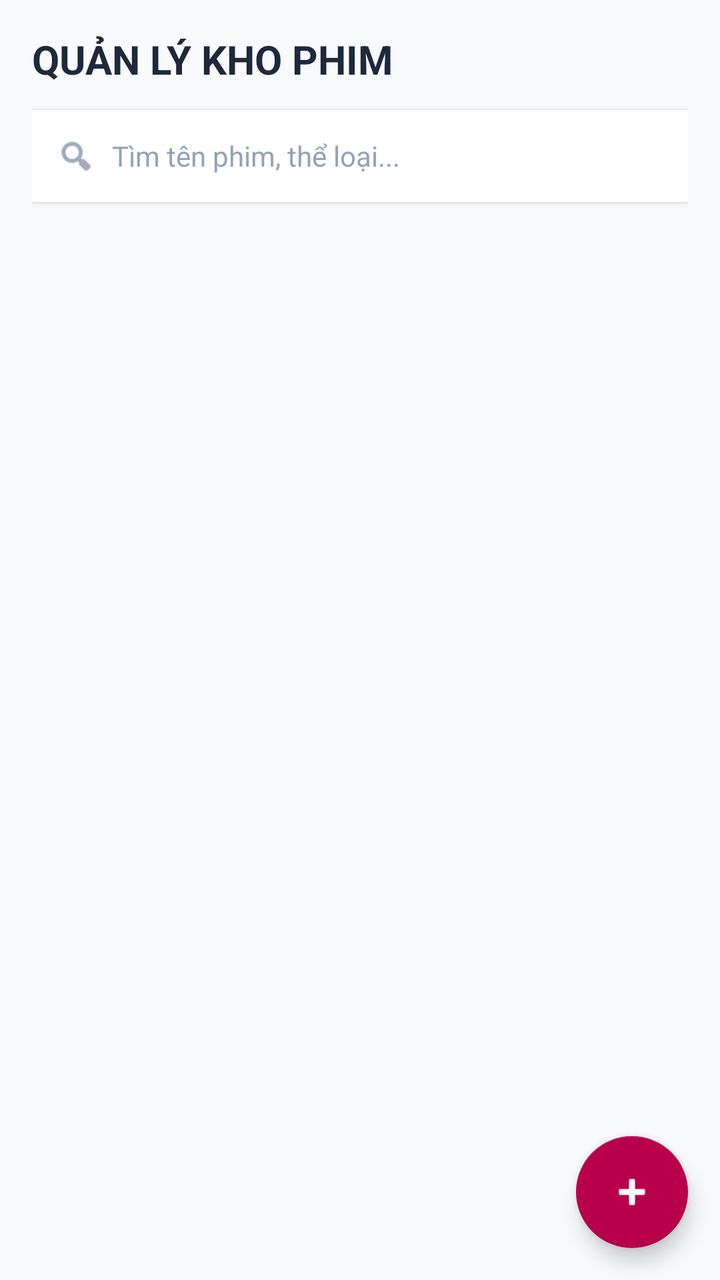
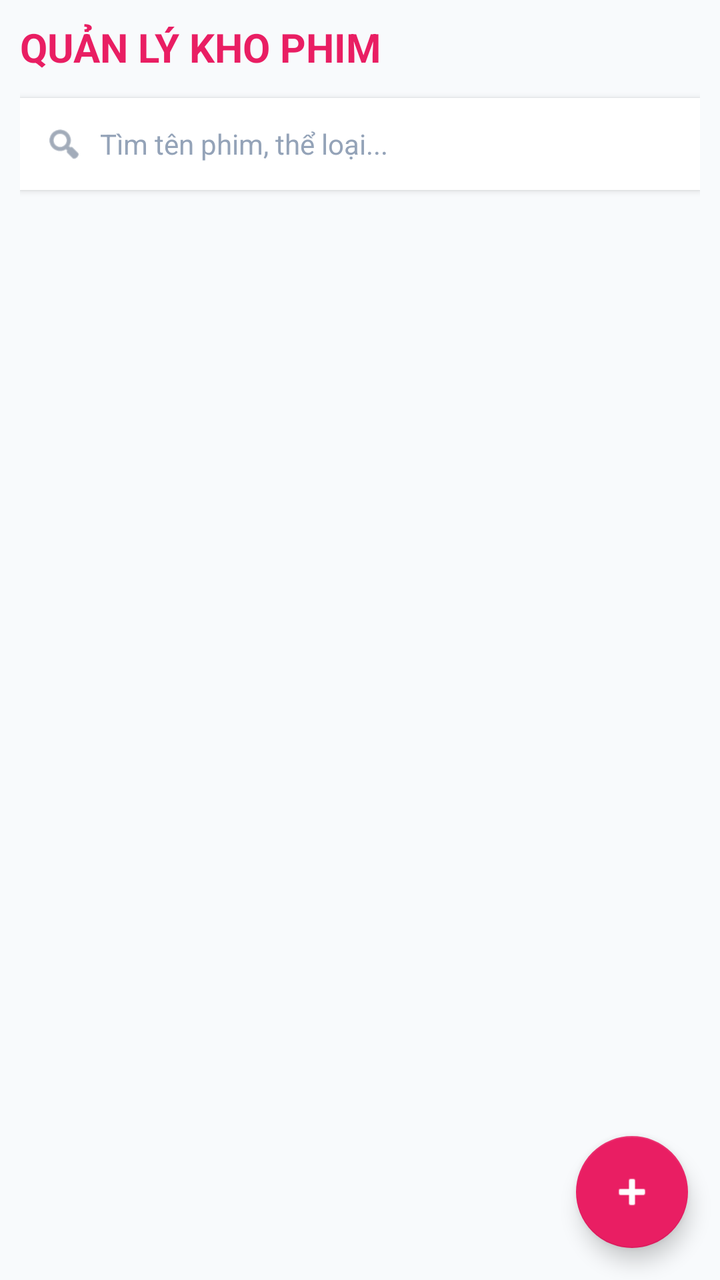

Screens rendered from an Android XML layout before and after an edit, with the pre-edit source and the edit as a unified diff.
<!-- AndroidManifest.xml: application theme Theme.CinemaGo.Splash -->
<!-- res/layout/fragment_manage_movie.xml -->
<?xml version="1.0" encoding="utf-8"?>
<androidx.coordinatorlayout.widget.CoordinatorLayout
    xmlns:android="http://schemas.android.com/apk/res/android"
    xmlns:app="http://schemas.android.com/apk/res-auto"
    xmlns:tools="http://schemas.android.com/tools"
    android:layout_width="match_parent"
    android:layout_height="match_parent"
    android:background="#F8FAFC">

    <LinearLayout
        android:layout_width="match_parent"
        android:layout_height="match_parent"
        android:orientation="vertical"
        android:padding="16dp">

        <TextView
            android:id="@+id/tvTitle"
            android:layout_width="wrap_content"
            android:layout_height="wrap_content"
            android:text="QUẢN LÝ KHO PHIM"
            android:textSize="20sp"
            android:textStyle="bold"
            android:textColor="#1E293B"
            android:layout_marginBottom="12dp"/>

        <LinearLayout
            android:id="@+id/layoutSearch"
            android:layout_width="match_parent"
            android:layout_height="46dp"
            android:background="@android:color/white"
            android:elevation="2dp"
            android:outlineProvider="background"
            android:orientation="horizontal"
            android:gravity="center_vertical"
            android:paddingHorizontal="12dp"
            android:layout_marginBottom="16dp">

            <ImageView
                android:layout_width="20dp"
                android:layout_height="20dp"
                android:src="@android:drawable/ic_menu_search"
                app:tint="#64748B" />

            <EditText
                android:id="@+id/edtSearchMovie"
                android:layout_width="match_parent"
                android:layout_height="match_parent"
                android:layout_marginStart="8dp"
                android:background="@android:color/transparent"
                android:hint="Tìm tên phim, thể loại..."
                android:imeOptions="actionSearch"
                android:inputType="text"
                android:textSize="14sp"
                android:textColor="#1E293B"
                android:textColorHint="#94A3B8"/>
        </LinearLayout>

        <androidx.recyclerview.widget.RecyclerView
            android:id="@+id/rvAdminMovies"
            android:layout_width="match_parent"
            android:layout_height="0dp"
            android:layout_weight="1"
            android:clipToPadding="false"
            android:paddingBottom="80dp"
            tools:listitem="@layout/item_admin_movie_list"/>
    </LinearLayout>

    <com.google.android.material.floatingactionbutton.FloatingActionButton
        android:id="@+id/fabAddMovie"
        android:layout_width="wrap_content"
        android:layout_height="wrap_content"
        android:layout_gravity="bottom|end"
        android:layout_margin="16dp"
        android:src="@android:drawable/ic_input_add"
        android:contentDescription="Thêm phim mới"
        app:backgroundTint="#B8004A"
        app:tint="@android:color/white"/>
</androidx.coordinatorlayout.widget.CoordinatorLayout>
<!-- res/layout/item_admin_movie_list.xml (included above) -->
<?xml version="1.0" encoding="utf-8"?>
<androidx.cardview.widget.CardView xmlns:android="http://schemas.android.com/apk/res/android"
    xmlns:app="http://schemas.android.com/apk/res-auto"
    android:layout_width="match_parent"
    android:layout_height="wrap_content"
    android:layout_marginHorizontal="12dp"
    android:layout_marginVertical="6dp"
    app:cardCornerRadius="12dp"
    app:cardElevation="3dp"
    app:cardBackgroundColor="@android:color/white"> <LinearLayout
    android:layout_width="match_parent"
    android:layout_height="100dp"
    android:gravity="center_vertical"
    android:orientation="horizontal"
    android:padding="10dp"
    android:background="?attr/selectableItemBackground"> <androidx.cardview.widget.CardView
    android:layout_width="60dp"
    android:layout_height="match_parent"
    app:cardCornerRadius="8dp"
    app:cardElevation="0dp"
    app:cardBackgroundColor="#F1F5F9"> <ImageView
    android:id="@+id/imgAdminMoviePoster"
    android:layout_width="match_parent"
    android:layout_height="match_parent"
    android:scaleType="centerCrop"/>
</androidx.cardview.widget.CardView>

    <LinearLayout
        android:layout_width="0dp"
        android:layout_height="wrap_content"
        android:layout_marginStart="14dp"
        android:layout_weight="1"
        android:orientation="vertical">

        <TextView
            android:id="@+id/txtAdminMovieTitle"
            android:layout_width="match_parent"
            android:layout_height="wrap_content"
            android:ellipsize="end"
            android:maxLines="1"
            android:textColor="#0F172A"
            android:textSize="16sp"
            android:textStyle="bold" />

        <TextView
            android:id="@+id/txtAdminMovieSubtitle"
            android:layout_width="match_parent"
            android:layout_height="wrap_content"
            android:layout_marginTop="4dp"
            android:textColor="#475569"
            android:textSize="13sp" />

        <TextView
            android:id="@+id/txtAdminMovieRating"
            android:layout_width="wrap_content"
            android:layout_height="wrap_content"
            android:layout_marginTop="6dp"
            android:textColor="#EAB308"
            android:textSize="13sp"
            android:textStyle="bold" />
    </LinearLayout>

    <LinearLayout
        android:layout_width="wrap_content"
        android:layout_height="match_parent"
        android:gravity="center"
        android:orientation="horizontal"
        android:layout_marginStart="8dp">

        <ImageView
            android:id="@+id/btnEditMovie"
            android:layout_width="38dp"
            android:layout_height="38dp"
            android:background="@android:color/transparent"
            android:padding="8dp"
            android:src="@android:drawable/ic_menu_edit"
            app:tint="#0284C7"
            android:contentDescription="Sửa phim" />

        <ImageView
            android:id="@+id/btnDeleteMovie"
            android:layout_width="38dp"
            android:layout_height="38dp"
            android:background="@android:color/transparent"
            android:layout_marginStart="8dp"
            android:padding="8dp"
            android:src="@android:drawable/ic_menu_delete"
            app:tint="#EF4444"
            android:contentDescription="Xóa phim" />
    </LinearLayout>
</LinearLayout>
</androidx.cardview.widget.CardView>
<!-- resources referenced by this layout -->
<resources>
  <style name="Theme.CinemaGo.Splash" parent="Theme.MaterialComponents.NoActionBar">
          <item name="android:windowBackground">#0B0F19</item>
          <item name="android:windowFullscreen">true</item>
      </style>
</resources>

<!-- the commit's change to res/layout/fragment_manage_movie.xml (unified diff, before → after) -->
@@ -6,12 +6,11 @@
     android:layout_width="match_parent"
     android:layout_height="match_parent"
     android:background="#F8FAFC">
-
     <LinearLayout
         android:layout_width="match_parent"
         android:layout_height="match_parent"
         android:orientation="vertical"
-        android:padding="16dp">
+        android:padding="10dp">
 
         <TextView
             android:id="@+id/tvTitle"
@@ -20,8 +19,9 @@
             android:text="QUẢN LÝ KHO PHIM"
             android:textSize="20sp"
             android:textStyle="bold"
-            android:textColor="#1E293B"
+            android:textColor="#E91E63"
             android:layout_marginBottom="12dp"/>
+
 
         <LinearLayout
             android:id="@+id/layoutSearch"
@@ -73,7 +73,7 @@
         android:layout_margin="16dp"
         android:src="@android:drawable/ic_input_add"
         android:contentDescription="Thêm phim mới"
-        app:backgroundTint="#B8004A"
+        app:backgroundTint="#E91E63"
         app:tint="@android:color/white"/>
 </androidx.coordinatorlayout.widget.CoordinatorLayout>
 <!-- res/layout/item_admin_movie_list.xml (included above) -->
